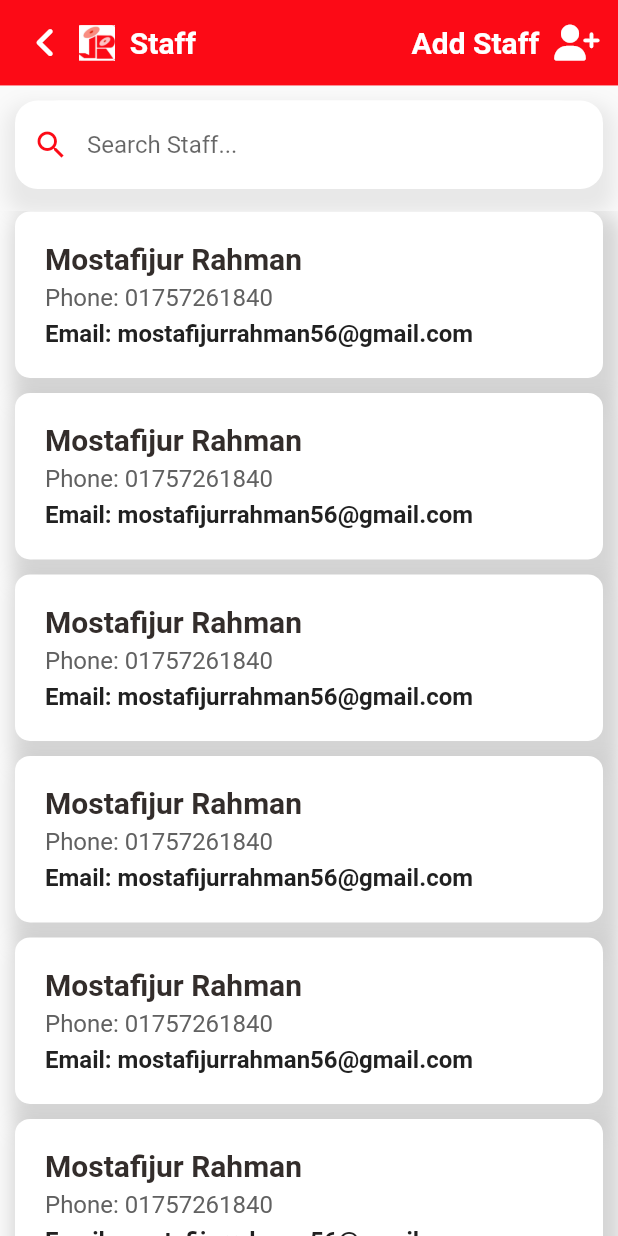
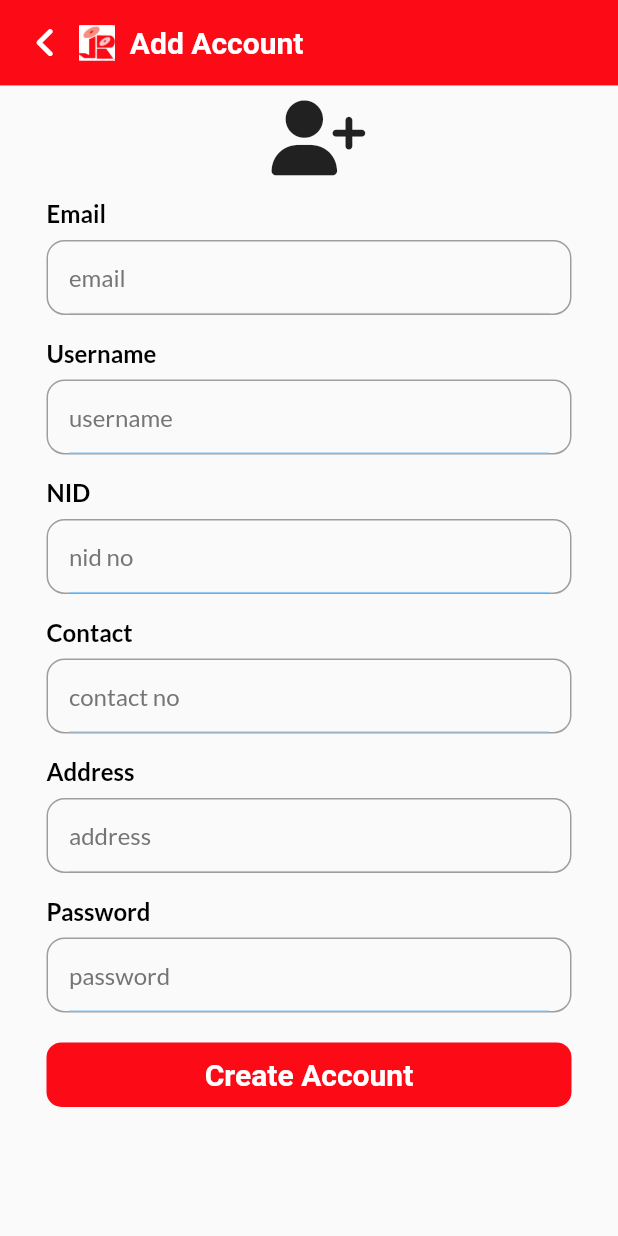
Before and after one commit to mostafijur566/store_management_flutter, a Flutter app: the screen it shows after launch, on a phone screen of 412 x 824 dp. Run offline on Flutter 3.47's test engine with Material 2 defaults, Android fonts, the phone set to English and light mode, and no system bars; our stand-ins replace font_awesome_flutter, get, google_fonts; missing offline and left inert: bitsdojo_window, dart:ffi.

Commit message:
add staff/account added for mobile view

```diff
--- a/lib/main.dart
+++ b/lib/main.dart
@@ -4,6 +4,7 @@ import 'package:flutter/material.dart';
 import 'package:store_management_flutter/pages/dashboard_page.dart';
 import 'package:store_management_flutter/pages/sign_in_page.dart';
 import 'package:get/get.dart';
+import 'package:store_management_flutter/pages/staff/add_staff_mobile.dart';
 import 'package:store_management_flutter/pages/staff/staff_page.dart';
 
 void main() {
@@ -38,7 +39,7 @@ class MyApp extends StatelessWidget {
         // is not restarted.
         primarySwatch: Colors.blue,
       ),
-      home: StaffPage(),
+      home: AddStaffMobile(),
     );
   }
 }
--- /dev/null
+++ b/lib/pages/staff/add_staff_mobile.dart
@@ -0,0 +1,62 @@
+import 'package:flutter/material.dart';
+import 'package:font_awesome_flutter/font_awesome_flutter.dart';
+import 'package:store_management_flutter/widgets/input_field.dart';
+
+import '../../utils/app_colors.dart';
+import '../../widgets/big_text.dart';
+
+class AddStaffMobile extends StatefulWidget {
+  const AddStaffMobile({Key? key}) : super(key: key);
+
+  @override
+  State<AddStaffMobile> createState() => _AddStaffMobileState();
+}
+
+class _AddStaffMobileState extends State<AddStaffMobile> {
+  @override
+  Widget build(BuildContext context) {
+    return Scaffold(
+      body: SafeArea(
+        child: SingleChildScrollView(
+          physics: BouncingScrollPhysics(),
+          child: Column(
+            children: [
+              Container(
+                padding: EdgeInsets.only(top: MediaQuery.of(context).size.width * 0.04, bottom: MediaQuery.of(context).size.width * 0.04, left: MediaQuery.of(context).size.width * 0.045, right: MediaQuery.of(context).size.width * 0.045),
+                width: double.infinity,
+                color: AppColors.mainColor,
+                child: Row(
+                  children: [
+                    Icon(FontAwesomeIcons.angleLeft, color: Colors.white,),
+                    SizedBox(width: 10,),
+                    Image.asset('assets/images/logo.jpg', width: 24,),
+                    SizedBox(width: 10,),
+                    BigText(text: 'Add Account', color: Colors.white,),
+                  ],
+                ),
+              ),
+              SizedBox(height: 10,),
+              Icon(FontAwesomeIcons.userPlus, size: 50,),
+              MyInputField(title: 'Email', hint: 'email'),
+              MyInputField(title: 'Username', hint: 'username'),
+              MyInputField(title: 'NID', hint: 'nid no'),
+              MyInputField(title: 'Contact', hint: 'contact no'),
+              MyInputField(title: 'Address', hint: 'address'),
+              MyInputField(title: 'Password', hint: 'password'),
+              SizedBox(height: 20,),
+              Container(
+                padding: EdgeInsets.only(top: 10, bottom: 10),
+                width: 350,
+                decoration: BoxDecoration(
+                  borderRadius: BorderRadius.circular(10),
+                  color: AppColors.mainColor,
+                ),
+                child: Center(child: BigText(text: 'Create Account', color: Colors.white,)),
+              )
+            ],
+          ),
+        ),
+      ),
+    );
+  }
+}
--- a/lib/pages/staff/staff_page.dart
+++ b/lib/pages/staff/staff_page.dart
@@ -213,7 +213,7 @@ class _StaffPageState extends State<StaffPage> {
                     SizedBox(height: 10,),
                     BigText(text: 'Add Account', fontWeight: FontWeight.bold,),
                     SizedBox(height: 20,),
-                    Icon(FontAwesomeIcons.user, size: 50),
+                    Icon(FontAwesomeIcons.userPlus, size: 50),
                     MyInputField(title: 'Email', hint: 'email'),
                     MyInputField(title: 'Username', hint: 'username'),
                     MyInputField(title: 'NID', hint: 'nid no'),
```
